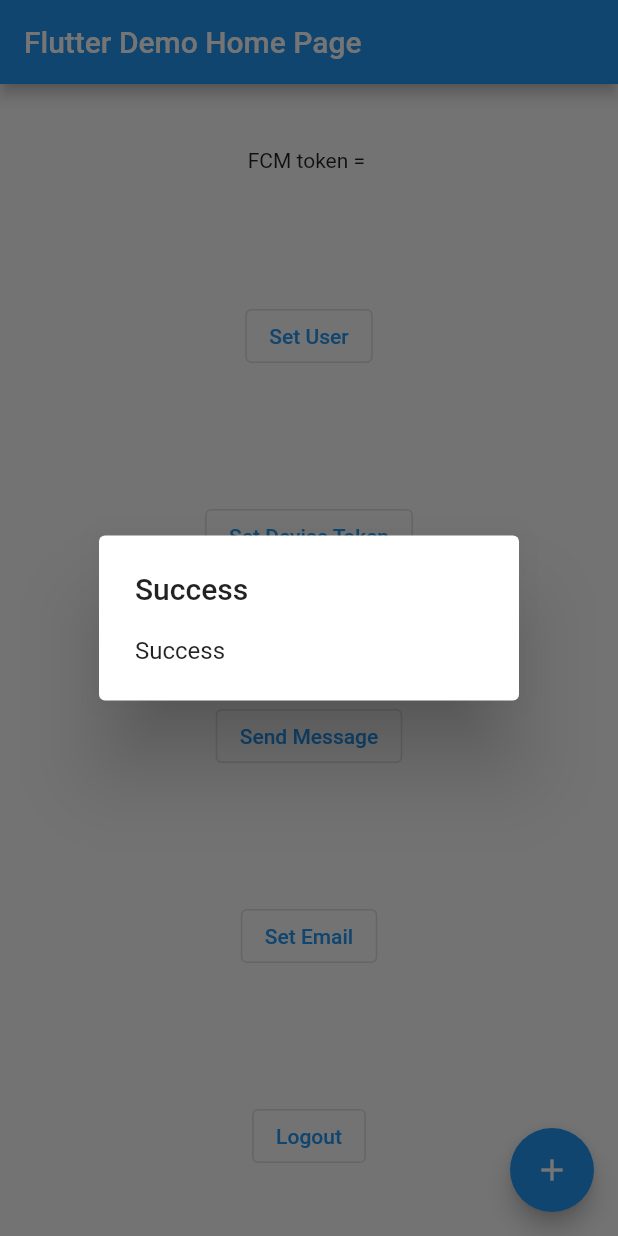
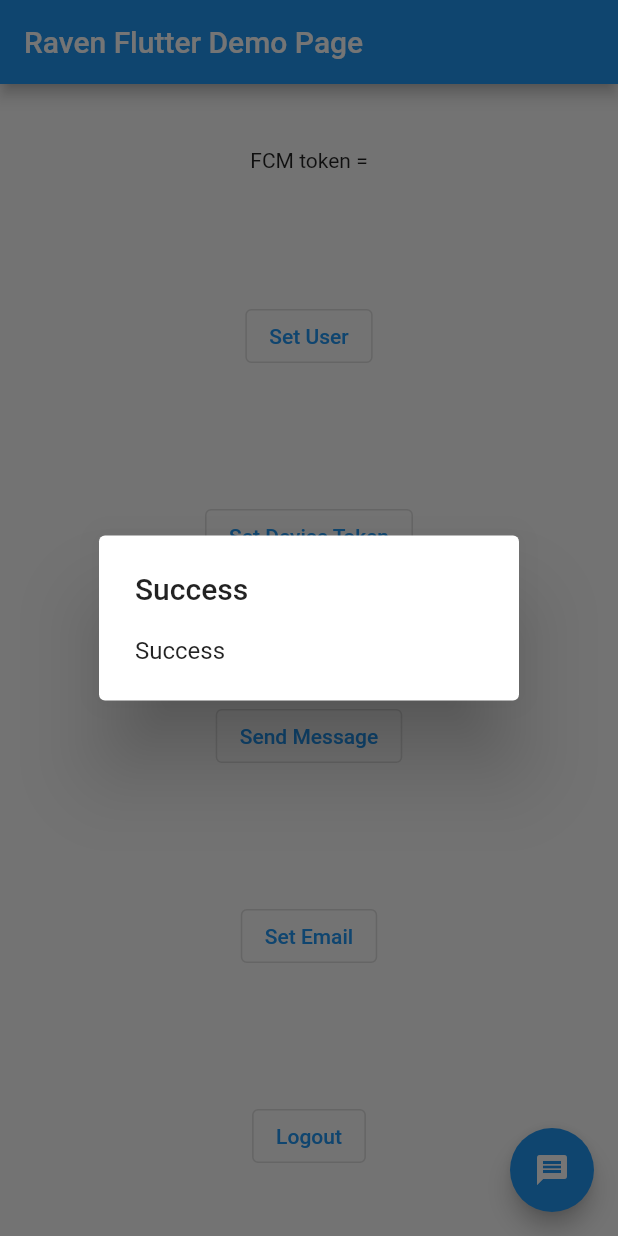
Before and after one commit to ravenappdev/raven-flutter-demo, a Flutter app: the screen it shows after launch, after a tap on "Set User", on a phone screen of 412 x 824 dp. Run offline on Flutter 3.47's test engine with Material 2 defaults, Android fonts, the phone set to English and light mode, and no system bars; our stand-ins replace firebase_core, firebase_messaging, flutter_local_notifications; missing offline and left inert: raven_flutter_sdk; accounts and stored records are empty.

Commit message:
fire flutter configure

```diff
--- a/lib/home.dart
+++ b/lib/home.dart
@@ -192,7 +192,7 @@ class _MyHomePageState extends State<MyHomePage> implements RavenResponseCallbac
       setState(() {
         this.token = token ?? "";
       });
-      print("token ============= > " + token!);
+      print("Token ============= > " + token!);
     });
   }
 
@@ -207,7 +207,7 @@ class _MyHomePageState extends State<MyHomePage> implements RavenResponseCallbac
           mainAxisAlignment: MainAxisAlignment.spaceAround,
           children: <Widget>[
             Text(
-              'FCM token = ' + token,
+              ' FCM token = ' + token,
             ),
             OutlinedButton(onPressed: setUser, child: const Text("Set User")),
             OutlinedButton(
@@ -229,8 +229,8 @@ class _MyHomePageState extends State<MyHomePage> implements RavenResponseCallbac
       ),
       floatingActionButton: FloatingActionButton(
         onPressed: showNotification,
-        tooltip: 'Increment',
-        child: const Icon(Icons.add),
+        tooltip: 'Send Local Notification',
+        child: const Icon(Icons.message),
       ),
     );
   }
--- a/lib/main.dart
+++ b/lib/main.dart
@@ -3,6 +3,7 @@ import 'package:firebase_messaging/firebase_messaging.dart';
 import 'package:flutter/material.dart';
 import 'package:flutter_local_notifications/flutter_local_notifications.dart';
 import 'package:raven_flutter_sdk/raven_flutter_sdk.dart';
+import 'package:raven_flutter_test/firebase_options.dart';
 import 'package:raven_flutter_test/home.dart';
 
 const AndroidNotificationChannel channel = AndroidNotificationChannel(
@@ -13,8 +14,8 @@ const AndroidNotificationChannel channel = AndroidNotificationChannel(
   playSound: true,
 );
 
-const appId = "cb333d18-2f0d-45ff-aced-1d96a57f96d3";
-const apiKey = "slqbr2doJPRdVNO5Bm/4rV8MXPsnvDLCcnRVTGr/Yp8=";
+const appId = "Your Raven App Id";
+const apiKey = "Your Raven Api Key";
 
 final FlutterLocalNotificationsPlugin flutterLocalNotificationsPlugin =
     FlutterLocalNotificationsPlugin();
@@ -30,7 +31,10 @@ Future<void> _firebaseMessagingBackgroundHandler(RemoteMessage message) async {
 Future<void> main() async {
   WidgetsFlutterBinding.ensureInitialized();
 
-  await Firebase.initializeApp();
+  await Firebase.initializeApp(
+    options: DefaultFirebaseOptions.currentPlatform,
+  );
+
   await RavenSdk.initialize(appId, apiKey);
 
   await flutterLocalNotificationsPlugin
@@ -68,12 +72,12 @@ class MyApp extends StatelessWidget {
   @override
   Widget build(BuildContext context) {
     return MaterialApp(
-      title: 'Flutter Demo',
+      title: 'Raven Flutter Demo',
       theme: ThemeData(
         primarySwatch: Colors.blue,
       ),
       home: const MyHomePage(
-          title: 'Flutter Demo Home Page', appId: appId, apiKey: apiKey),
+          title: 'Raven Flutter Demo Page', appId: appId, apiKey: apiKey),
     );
   }
 }
--- a/pubspec.yaml
+++ b/pubspec.yaml
@@ -32,7 +32,8 @@ dependencies:
   firebase_core: ^1.12.0
   firebase_messaging: ^11.2.6
   flutter_local_notifications: ^9.2.0
-  raven_flutter_sdk: ^0.0.1
+  raven_flutter_sdk:
+    path: ../raven_flutter_sdk
 
   # The following adds the Cupertino Icons font to your application.
   # Use with the CupertinoIcons class for iOS style icons.
```
Also changed, not shown: lib/firebase_options.dart (added), pubspec.lock, 1 other file.
